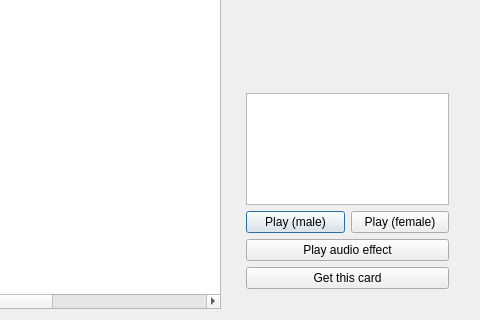
BeginnerSlob/TouhouTripleSha, file src/dialog/cardoverview.ui: the form before one commit; both pictures show x 291 to 771 and y 244 to 564 of the 771 by 564 pixel window.
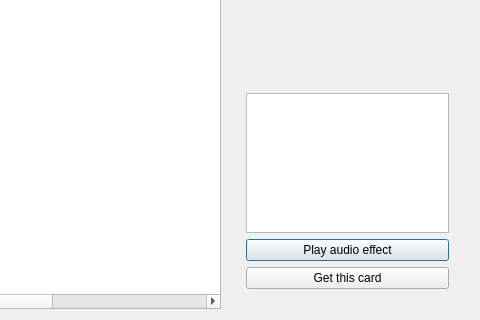
The form after the commit.

Commit message: 界面更改

What changed in the file:
```diff
--- a/src/dialog/cardoverview.ui
+++ b/src/dialog/cardoverview.ui
@@ -113,36 +113,6 @@
       </item>
       <item>
        <layout class="QVBoxLayout" name="verticalLayout">
-        <item>
-         <layout class="QHBoxLayout" name="horizontalLayout">
-          <item>
-           <widget class="QPushButton" name="malePlayButton">
-            <property name="maximumSize">
-             <size>
-              <width>105</width>
-              <height>16777215</height>
-             </size>
-            </property>
-            <property name="text">
-             <string>Play (male)</string>
-            </property>
-           </widget>
-          </item>
-          <item>
-           <widget class="QPushButton" name="femalePlayButton">
-            <property name="maximumSize">
-             <size>
-              <width>104</width>
-              <height>16777215</height>
-             </size>
-            </property>
-            <property name="text">
-             <string>Play (female)</string>
-            </property>
-           </widget>
-          </item>
-         </layout>
-        </item>
         <item>
          <widget class="QPushButton" name="playAudioEffectButton">
           <property name="text">
```
The commit also changes 3 other files.
